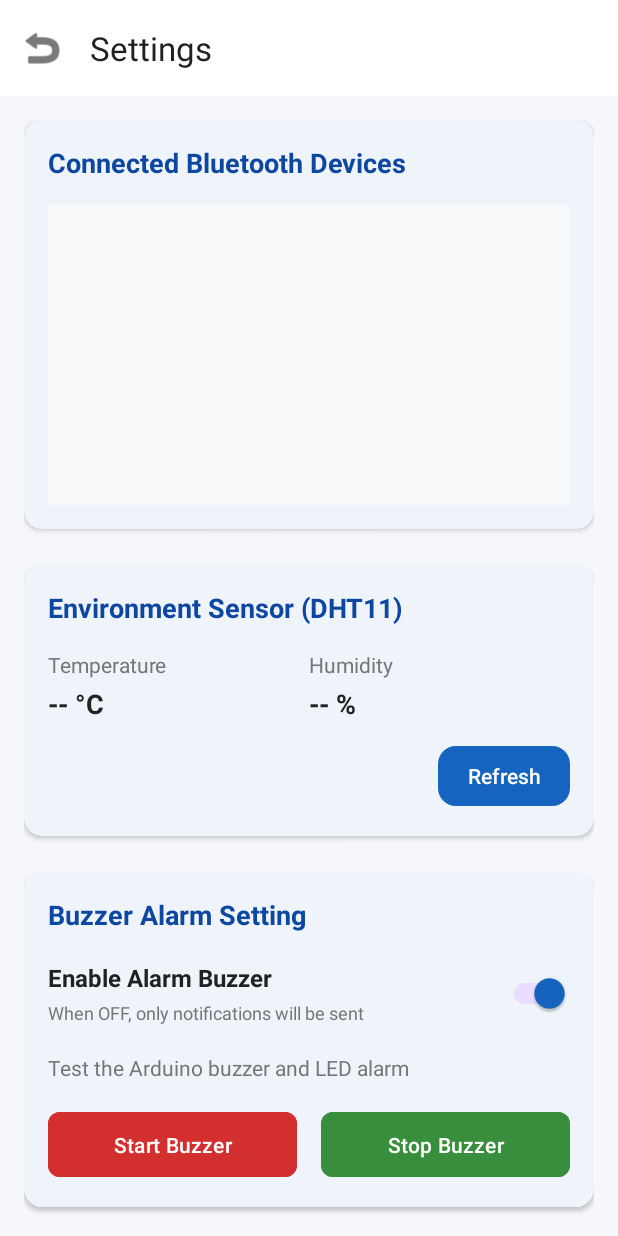
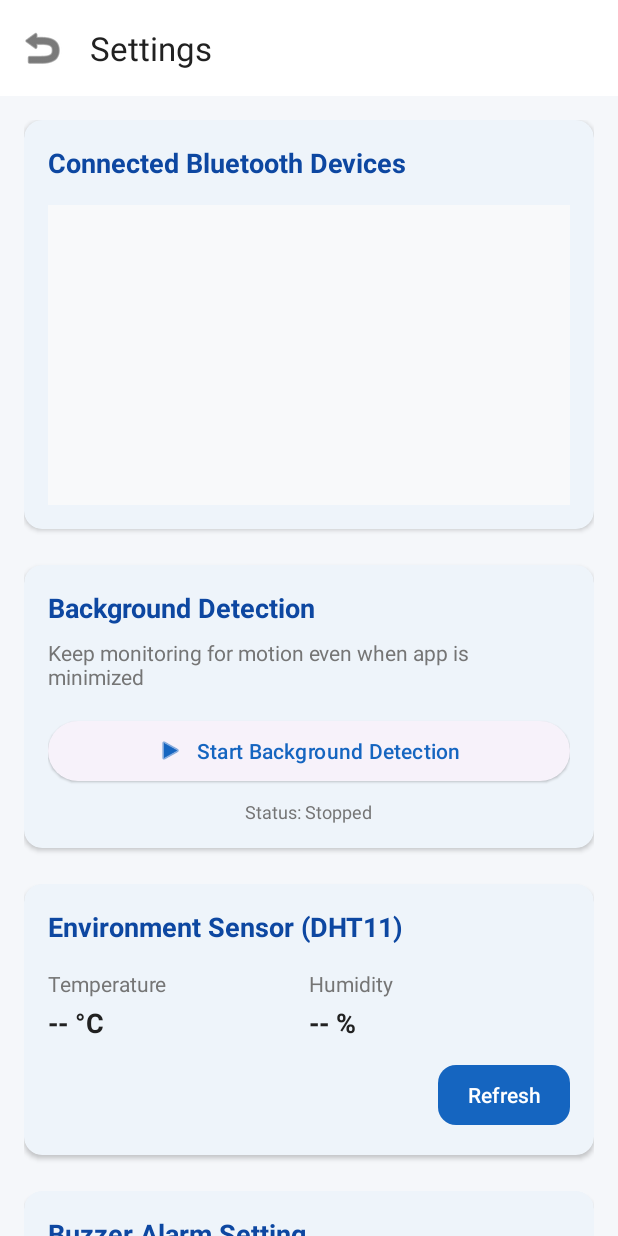
Before and after one commit to HenryLok0/HomeSecurity, an Android app: the SettingsActivity screen opened directly, with no data from a screen before it, on a phone screen of 412 x 824 dp. Run offline under Robolectric (Android 15) with nearby library versions, the phone set to English and light mode, and no system bars.

Commit message:
新增背景檢測功能，允許應用在最小化時持續監控運動，並更新設定介面以控制背景服務

```diff
--- a/app/src/main/java/ict/mgame/homesecurity/SettingsActivity.java
+++ b/app/src/main/java/ict/mgame/homesecurity/SettingsActivity.java
@@ -3,6 +3,7 @@ package ict.mgame.homesecurity;
 import android.bluetooth.BluetoothAdapter;
 import android.bluetooth.BluetoothDevice;
 import android.content.Context;
+import android.content.Intent;
 import android.content.SharedPreferences;
 import android.widget.TextView;
 import android.widget.Button;
@@ -17,7 +18,9 @@ import android.widget.Toast;
 
 import androidx.appcompat.app.AppCompatActivity;
 import androidx.appcompat.app.AppCompatDelegate;
+import androidx.core.content.ContextCompat;
 
+import com.google.android.material.button.MaterialButton;
 import com.google.android.material.switchmaterial.SwitchMaterial;
 import com.google.android.material.textfield.TextInputEditText;
 
@@ -42,6 +45,9 @@ public class SettingsActivity extends AppCompatActivity {
     private Button btnStopBuzzer;
     // Buzzer Alarm Switch
     private SwitchMaterial switchBuzzerAlarm;
+    // Background Service UI
+    private MaterialButton btnBackgroundService;
+    private TextView tvBackgroundStatus;
     // Theme UI
     private AutoCompleteTextView themeDropdown;
 
@@ -83,6 +89,11 @@ public class SettingsActivity extends AppCompatActivity {
         // Buzzer Alarm Switch
         switchBuzzerAlarm = findViewById(R.id.switchBuzzerAlarm);
         setupBuzzerAlarmSwitch();
+
+        // Background Service Views
+        btnBackgroundService = findViewById(R.id.btnBackgroundService);
+        tvBackgroundStatus = findViewById(R.id.tvBackgroundStatus);
+        setupBackgroundService();
 
         // Theme Dropdown
         themeDropdown = findViewById(R.id.themeDropdown);
@@ -268,9 +279,58 @@ public class SettingsActivity extends AppCompatActivity {
     }
 
     @Override
+    protected void onResume() {
+        super.onResume();
+        updateBackgroundServiceUI();
+    }
+
+    @Override
     public boolean onSupportNavigateUp() {
         finish();
         return true;
+    }
+
+    private void setupBackgroundService() {
+        updateBackgroundServiceUI();
+
+        btnBackgroundService.setOnClickListener(v -> {
+            if (BackgroundDetectionService.isRunning()) {
+                // Stop service
+                Intent serviceIntent = new Intent(this, BackgroundDetectionService.class);
+                stopService(serviceIntent);
+                Toast.makeText(this, "Background detection stopped", Toast.LENGTH_SHORT).show();
+            } else {
+                // Start service
+                Intent serviceIntent = new Intent(this, BackgroundDetectionService.class);
+                if (android.os.Build.VERSION.SDK_INT >= android.os.Build.VERSION_CODES.O) {
+                    startForegroundService(serviceIntent);
+                } else {
+                    startService(serviceIntent);
+                }
+                Toast.makeText(this, "Background detection started", Toast.LENGTH_SHORT).show();
+            }
+
+            // Update UI after a short delay
+            new android.os.Handler(android.os.Looper.getMainLooper()).postDelayed(() -> {
+                updateBackgroundServiceUI();
+            }, 500);
+        });
+    }
+
+    private void updateBackgroundServiceUI() {
+        boolean isRunning = BackgroundDetectionService.isRunning();
+
+        if (isRunning) {
+            btnBackgroundService.setText("Stop Background Detection");
+            btnBackgroundService.setIcon(ContextCompat.getDrawable(this, android.R.drawable.ic_media_pause));
+            tvBackgroundStatus.setText("Status: Running");
+            tvBackgroundStatus.setTextColor(ContextCompat.getColor(this, R.color.success));
+        } else {
+            btnBackgroundService.setText("Start Background Detection");
+            btnBackgroundService.setIcon(ContextCompat.getDrawable(this, android.R.drawable.ic_media_play));
+            tvBackgroundStatus.setText("Status: Stopped");
+            tvBackgroundStatus.setTextColor(ContextCompat.getColor(this, R.color.text_secondary));
+        }
     }
 
     private void setupBuzzerAlarmSwitch() {
--- a/app/src/main/res/layout/activity_settings.xml
+++ b/app/src/main/res/layout/activity_settings.xml
@@ -92,6 +92,60 @@
                                 android:layout_marginTop="8dp"/>
                         </LinearLayout>
                     </FrameLayout>
+                </LinearLayout>
+            </com.google.android.material.card.MaterialCardView>
+
+            <!-- Background Service Section -->
+            <com.google.android.material.card.MaterialCardView
+                android:layout_width="match_parent"
+                android:layout_height="wrap_content"
+                android:layout_marginBottom="24dp"
+                app:cardCornerRadius="12dp"
+                app:cardElevation="2dp"
+                app:cardBackgroundColor="@color/surface">
+
+                <LinearLayout
+                    android:layout_width="match_parent"
+                    android:layout_height="wrap_content"
+                    android:orientation="vertical"
+                    android:padding="16dp">
+
+                    <TextView
+                        android:layout_width="wrap_content"
+                        android:layout_height="wrap_content"
+                        android:text="Background Detection"
+                        android:textStyle="bold"
+                        android:textSize="18sp"
+                        android:textColor="@color/primary_dark"
+                        android:layout_marginBottom="8dp"/>
+
+                    <TextView
+                        android:layout_width="wrap_content"
+                        android:layout_height="wrap_content"
+                        android:text="Keep monitoring for motion even when app is minimized"
+                        android:textSize="14sp"
+                        android:textColor="@color/text_secondary"
+                        android:layout_marginBottom="16dp"/>
+
+                    <com.google.android.material.button.MaterialButton
+                        android:id="@+id/btnBackgroundService"
+                        android:layout_width="match_parent"
+                        android:layout_height="wrap_content"
+                        android:text="Start Background Detection"
+                        android:textAllCaps="false"
+                        app:icon="@android:drawable/ic_media_play"
+                        app:iconGravity="textStart"
+                        style="@style/Widget.Material3.Button.ElevatedButton"/>
+
+                    <TextView
+                        android:id="@+id/tvBackgroundStatus"
+                        android:layout_width="wrap_content"
+                        android:layout_height="wrap_content"
+                        android:text="Status: Stopped"
+                        android:textSize="12sp"
+                        android:textColor="@color/text_secondary"
+                        android:layout_marginTop="8dp"
+                        android:layout_gravity="center_horizontal"/>
                 </LinearLayout>
             </com.google.android.material.card.MaterialCardView>
 
```
Also changed, not shown: app/src/main/AndroidManifest.xml (+11 -0 lines), app/src/main/java/ict/mgame/homesecurity/BackgroundDetectionService.java (added, +135 -0 lines), app/src/main/java/ict/mgame/homesecurity/MainActivity.java (+9 -1 lines), 1 other file.
